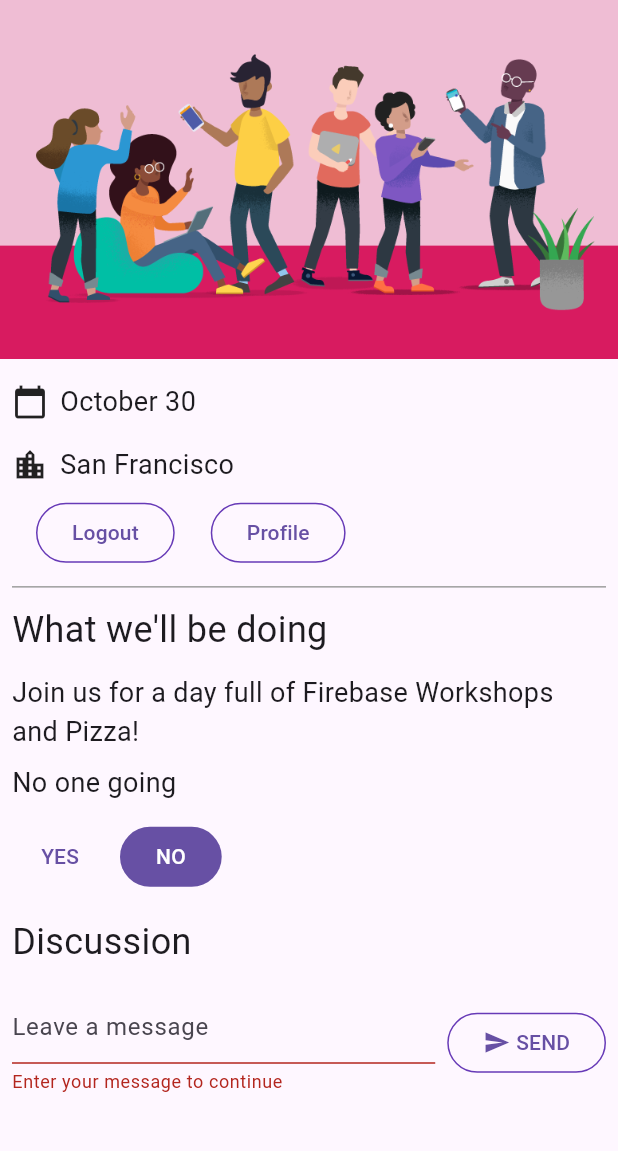
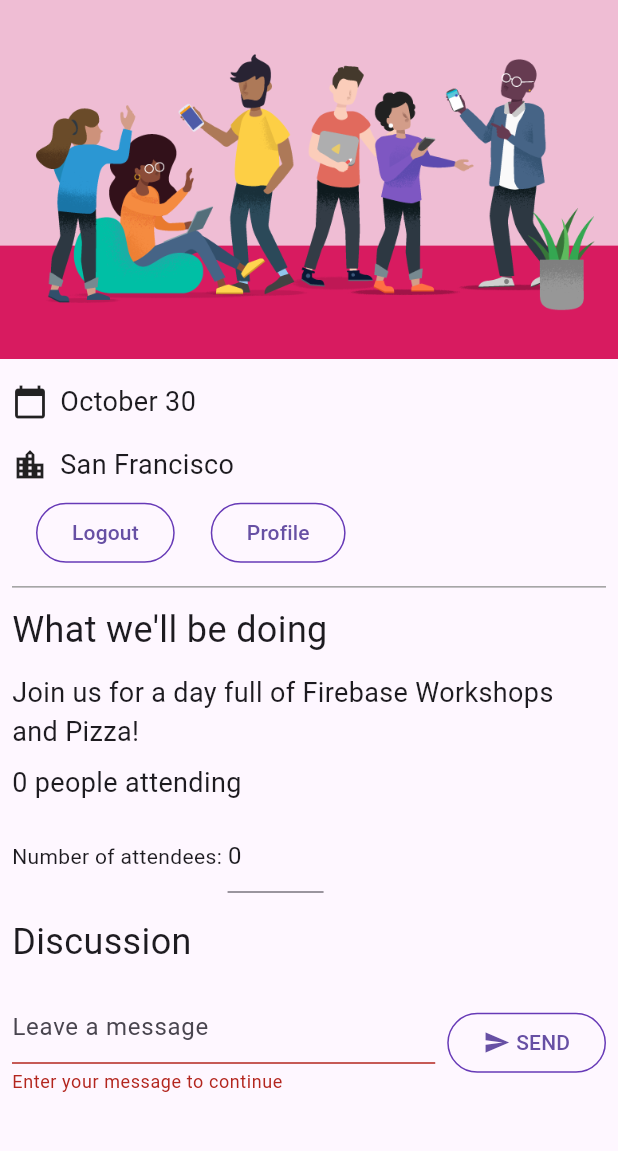
Before and after one commit to Jxxl3/firebase_demo, a Flutter app: the screen it shows once a user with an empty profile is signed in, after a tap on "SEND", on a phone screen of 412 x 824 dp, the part 84-1235 px from its top. Run offline on Flutter 3.47's test engine with Material 3 defaults, Android fonts, the phone set to English and light mode, and no system bars; our stand-ins replace cloud_firestore, firebase_auth, firebase_core, go_router, google_fonts; missing offline and left inert: firebase_ui_auth; accounts and stored records are empty.

Commit message:
let users enter # of people attending
Change so that the YES / NO attending selection to let users enter integer number of people attending.

```diff
--- a/firebase_demo/lib/app_state.dart
+++ b/firebase_demo/lib/app_state.dart
@@ -1,4 +1,4 @@
-import 'dart:async';                                     // new
+import 'dart:async';
 
 import 'package:cloud_firestore/cloud_firestore.dart';
 import 'package:firebase_auth/firebase_auth.dart'
@@ -8,30 +8,31 @@ import 'package:firebase_ui_auth/firebase_ui_auth.dart';
 import 'package:flutter/material.dart';
 
 import 'firebase_options.dart';
-import 'guest_book_message.dart';                        // new
-enum Attending { yes, no, unknown }
+import 'guest_book_message.dart';
+
 class ApplicationState extends ChangeNotifier {
   ApplicationState() {
     init();
   }
-  int _attendees = 0;
-  int get attendees => _attendees;
 
-  Attending _attending = Attending.unknown;
+  int _totalAttendees = 0;
+  int get totalAttendees => _totalAttendees;
+
+  int _userAttendeeCount = 0;
   StreamSubscription<DocumentSnapshot>? _attendingSubscription;
-  Attending get attending => _attending;
-  set attending(Attending attending) {
+  int get userAttendeeCount => _userAttendeeCount;
+  set userAttendeeCount(int count) {
     final userDoc = FirebaseFirestore.instance
         .collection('attendees')
         .doc(FirebaseAuth.instance.currentUser!.uid);
-    if (attending == Attending.yes) {
-      userDoc.set(<String, dynamic>{'attending': true});
-    } else {
-      userDoc.set(<String, dynamic>{'attending': false});
-    }
+    userDoc.set(<String, dynamic>{'attendeeCount': count});
   }
+
   bool _loggedIn = false;
   bool get loggedIn => _loggedIn;
+  bool _emailVerified = false;
+  bool get emailVerified => _emailVerified;
+
   StreamSubscription<QuerySnapshot>? _guestBookSubscription;
   List<GuestBookMessage> _guestBookMessages = [];
   List<GuestBookMessage> get guestBookMessages => _guestBookMessages;
@@ -44,16 +45,13 @@ class ApplicationState extends ChangeNotifier {
       EmailAuthProvider(),
     ]);
 
-    // Add from here...
     FirebaseFirestore.instance
         .collection('attendees')
-        .where('attending', isEqualTo: true)
         .snapshots()
         .listen((snapshot) {
-      _attendees = snapshot.docs.length;
+      _totalAttendees = snapshot.docs.fold(0, (total, doc) => total + (doc.data()['attendeeCount'] as int? ?? 0));
       notifyListeners();
     });
-    // ...to here.
 
     FirebaseAuth.instance.userChanges().listen((user) {
       if (user != null) {
@@ -75,36 +73,31 @@ class ApplicationState extends ChangeNotifier {
           }
           notifyListeners();
         });
-        // Add from here...
+
         _attendingSubscription = FirebaseFirestore.instance
             .collection('attendees')
             .doc(user.uid)
             .snapshots()
             .listen((snapshot) {
           if (snapshot.data() != null) {
-            if (snapshot.data()!['attending'] as bool) {
-              _attending = Attending.yes;
-            } else {
-              _attending = Attending.no;
-            }
+            _userAttendeeCount = snapshot.data()!['attendeeCount'] as int? ?? 0;
           } else {
-            _attending = Attending.unknown;
+            _userAttendeeCount = 0;
           }
           notifyListeners();
         });
-        // ...to here.
       } else {
         _loggedIn = false;
         _emailVerified = false;
         _guestBookMessages = [];
         _guestBookSubscription?.cancel();
-        _attendingSubscription?.cancel(); // new
+        _attendingSubscription?.cancel();
       }
       notifyListeners();
     });
   }
 
-    Future<DocumentReference> addMessageToGuestBook(String message) {
+  Future<DocumentReference> addMessageToGuestBook(String message) {
     if (!_loggedIn) {
       throw Exception('Must be logged in');
     }
--- a/firebase_demo/lib/guest_book.dart
+++ b/firebase_demo/lib/guest_book.dart
@@ -59,8 +59,8 @@ class _GuestBookState extends State<GuestBook> {
                       _controller.clear();
                     }
                   },
-                  child: Row(
-                    children: const [
+                  child: const Row(
+                    children: [
                       Icon(Icons.send),
                       SizedBox(width: 4),
                       Text('SEND'),
--- a/firebase_demo/lib/home_page.dart
+++ b/firebase_demo/lib/home_page.dart
@@ -10,7 +10,7 @@ import 'src/authentication.dart';
 import 'src/widgets.dart';
 
 class HomePage extends StatelessWidget {
-  const HomePage({Key? key}) : super(key: key);
+  const HomePage({super.key});
 
   @override
   Widget build(BuildContext context) {
@@ -47,18 +47,11 @@ class HomePage extends StatelessWidget {
             builder: (context, appState, _) => Column(
               crossAxisAlignment: CrossAxisAlignment.start,
               children: [
-                // Add from here...
-                switch (appState.attendees) {
-                  1 => const Paragraph('1 person going'),
-                  >= 2 => Paragraph('${appState.attendees} people going'),
-                  _ => const Paragraph('No one going'),
-                },
-                // ...to here.
+                Paragraph('${appState.totalAttendees} people attending'),
                 if (appState.loggedIn) ...[
-                  // Add from here...
-                  YesNoSelection(
-                    state: appState.attending,
-                    onSelection: (attending) => appState.attending = attending,
+                  AttendeeSelection(
+                    state: appState.userAttendeeCount,
+                    onChanged: (count) => appState.userAttendeeCount = count,
                   ),
                   // ...to here.
                   const Header('Discussion'),
--- a/firebase_demo/lib/yes_no_selection.dart
+++ b/firebase_demo/lib/yes_no_selection.dart
@@ -1,68 +1,39 @@
 import 'package:flutter/material.dart';
+import 'package:flutter/services.dart';
 
 import 'app_state.dart';
-import 'src/widgets.dart';
 
-class YesNoSelection extends StatelessWidget {
-  const YesNoSelection(
-      {super.key, required this.state, required this.onSelection});
-  final Attending state;
-  final void Function(Attending selection) onSelection;
+class AttendeeSelection extends StatelessWidget {
+  const AttendeeSelection({
+    super.key,
+    required this.state,
+    required this.onChanged,
+  });
+
+  final int state;
+  final void Function(int count) onChanged;
 
   @override
   Widget build(BuildContext context) {
-    switch (state) {
-      case Attending.yes:
     return Padding(
       padding: const EdgeInsets.all(8.0),
       child: Row(
         children: [
-              FilledButton(
-                onPressed: () => onSelection(Attending.yes),
-                child: const Text('YES'),
+          const Text('Number of attendees: '),
+          SizedBox(
+            width: 64,
+            child: TextFormField(
+              initialValue: state.toString(),
+              keyboardType: TextInputType.number,
+              inputFormatters: [FilteringTextInputFormatter.digitsOnly],
+              onChanged: (value) {
+                final count = int.tryParse(value) ?? 0;
+                onChanged(count);
+              },
             ),
-              const SizedBox(width: 8),
-              TextButton(
-                onPressed: () => onSelection(Attending.no),
-                child: const Text('NO'),
-              ),
-            ],
-          ),
-        );
-      case Attending.no:
-        return Padding(
-          padding: const EdgeInsets.all(8.0),
-          child: Row(
-            children: [
-              TextButton(
-                onPressed: () => onSelection(Attending.yes),
-                child: const Text('YES'),
-              ),
-              const SizedBox(width: 8),
-              FilledButton(
-                onPressed: () => onSelection(Attending.no),
-                child: const Text('NO'),
-              ),
-            ],
-          ),
-        );
-      default:
-        return Padding(
-          padding: const EdgeInsets.all(8.0),
-          child: Row(
-            children: [
-              StyledButton(
-                onPressed: () => onSelection(Attending.yes),
-                child: const Text('YES'),
-              ),
-              const SizedBox(width: 8),
-              StyledButton(
-                onPressed: () => onSelection(Attending.no),
-                child: const Text('NO'),
           ),
         ],
       ),
     );
   }
 }
-}
```
Lines whose indentation alone changed are shown as unchanged.
